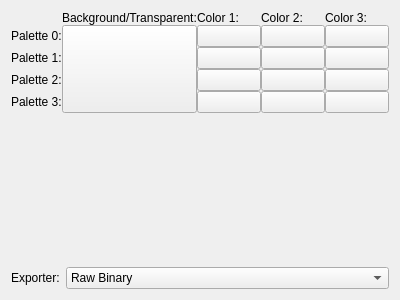
First picture: the form in apps/ide/nes/designers/attributetableeditorform.ui, repository christopherpow/nesicide, before the edit.
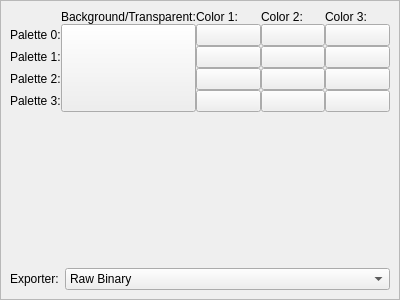
Second picture: the form after the edit. Custom widgets are drawn as their Qt base class.

Commit message: Migrating to QMainWindow for designers.

```diff
--- a/apps/ide/nes/designers/attributetableeditorform.ui
+++ b/apps/ide/nes/designers/attributetableeditorform.ui
@@ -14,7 +14,71 @@
    <string>Dialog</string>
   </property>
   <layout class="QGridLayout" name="gridLayout_2">
-   <item row="0" column="0" colspan="2">
+   <property name="margin">
+    <number>0</number>
+   </property>
+   <property name="spacing">
+    <number>0</number>
+   </property>
+   <item row="1" column="0" colspan="2">
+    <widget class="QFrame" name="window">
+     <property name="frameShape">
+      <enum>QFrame::StyledPanel</enum>
+     </property>
+     <property name="frameShadow">
+      <enum>QFrame::Raised</enum>
+     </property>
+     <layout class="QGridLayout" name="gridLayout_3">
+      <property name="margin">
+       <number>9</number>
+      </property>
+      <property name="spacing">
+       <number>6</number>
+      </property>
+      <item row="2" column="0">
+       <layout class="QFormLayout" name="formLayout">
+        <item row="0" column="0">
+         <widget class="QLabel" name="label_9">
+          <property name="text">
+           <string>Exporter:</string>
+          </property>
+         </widget>
+        </item>
+        <item row="0" column="1">
+         <widget class="QComboBox" name="comboBox">
+          <item>
+           <property name="text">
+            <string>Raw Binary</string>
+           </property>
+          </item>
+          <item>
+           <property name="text">
+            <string>Source Code</string>
+           </property>
+          </item>
+          <item>
+           <property name="text">
+            <string>Via Lua Script</string>
+           </property>
+          </item>
+         </widget>
+        </item>
+       </layout>
+      </item>
+      <item row="1" column="0">
+       <spacer name="verticalSpacer">
+        <property name="orientation">
+         <enum>Qt::Vertical</enum>
+        </property>
+        <property name="sizeHint" stdset="0">
+         <size>
+          <width>20</width>
+          <height>40</height>
+         </size>
+        </property>
+       </spacer>
+      </item>
+      <item row="0" column="0">
     <layout class="QGridLayout" name="gridLayout">
      <property name="spacing">
       <number>0</number>
@@ -198,48 +262,8 @@
      </item>
     </layout>
    </item>
-   <item row="6" column="0" colspan="2">
-    <spacer name="verticalSpacer">
-     <property name="orientation">
-      <enum>Qt::Vertical</enum>
-     </property>
-     <property name="sizeHint" stdset="0">
-      <size>
-       <width>20</width>
-       <height>40</height>
-      </size>
-     </property>
-    </spacer>
-   </item>
-   <item row="7" column="0" colspan="2">
-    <layout class="QFormLayout" name="formLayout">
-     <item row="0" column="0">
-      <widget class="QLabel" name="label_9">
-       <property name="text">
-        <string>Exporter:</string>
-       </property>
-      </widget>
-     </item>
-     <item row="0" column="1">
-      <widget class="QComboBox" name="comboBox">
-       <item>
-        <property name="text">
-         <string>Raw Binary</string>
-        </property>
-       </item>
-       <item>
-        <property name="text">
-         <string>Source Code</string>
-        </property>
-       </item>
-       <item>
-        <property name="text">
-         <string>Via Lua Script</string>
-        </property>
-       </item>
-      </widget>
-     </item>
-    </layout>
+     </layout>
+    </widget>
    </item>
   </layout>
  </widget>
```
Lines whose indentation alone changed are shown as unchanged. The commit also changes 16 other files.
